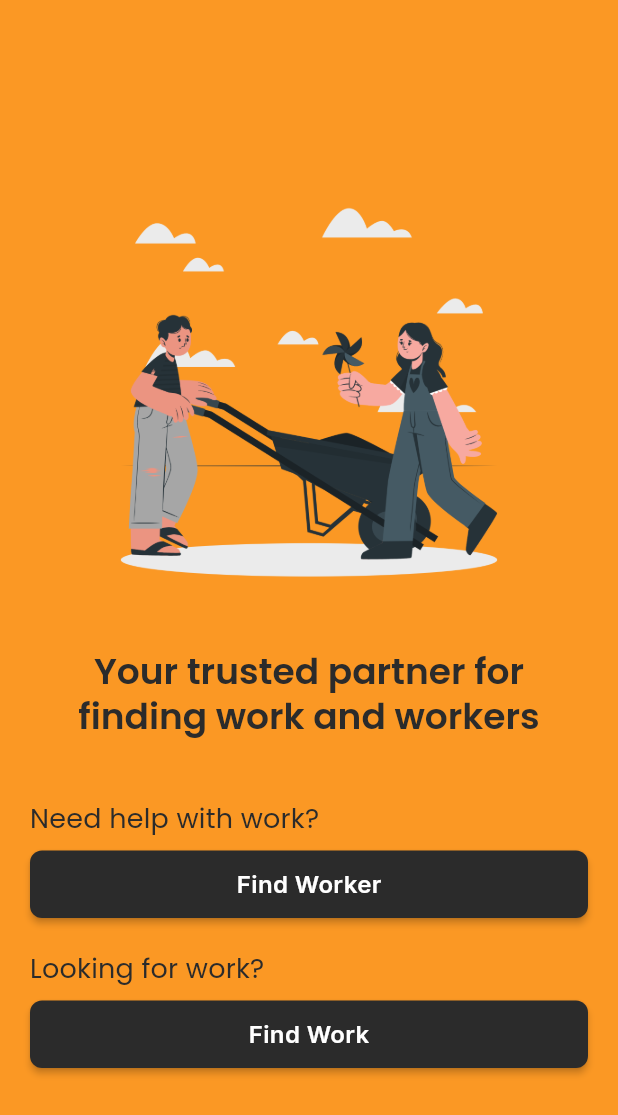
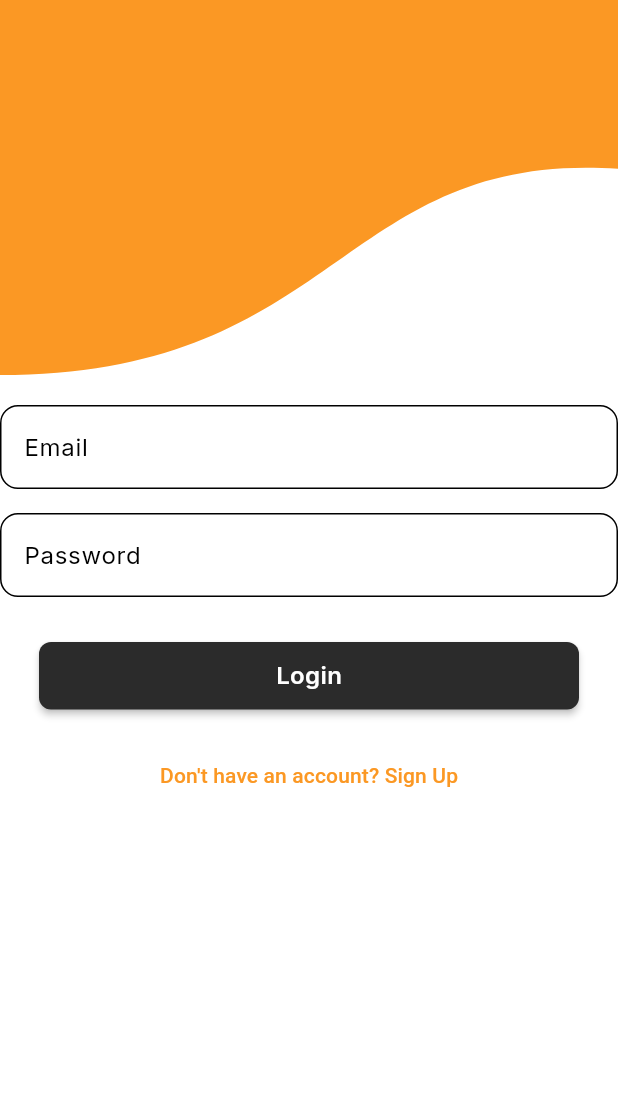
Before and after one commit to saadkhanii/FYP, a Flutter app: the screen it shows after launch, after a tap on "Find Worker", on a phone screen of 412 x 824 dp. Shown: the top 1115 px of the screen. Run offline on Flutter 3.47's test engine with Material 3 defaults, Android fonts, the phone set to English and light mode, and no system bars; our stand-ins replace google_fonts.

Commit message:
Custom header container!

```diff
--- a/lib/core/constants/sizes.dart
+++ b/lib/core/constants/sizes.dart
@@ -4,8 +4,8 @@ class CSizes {
   // Padding and margin
   static const double xs = 4;
   static const double sm = 8;
-  static const double md = 16;
-  static const double lg = 24;
+  static const double md = 20;
+  static const double lg = 40;
   static const double xl = 32;
 
   // Icons
--- a/lib/core/routes/app_router.dart
+++ b/lib/core/routes/app_router.dart
@@ -1,3 +1,4 @@
+import 'package:chal_ostaad/features/auth/screens/login.dart';
 import 'package:chal_ostaad/features/splash/role_selection.dart';
 import 'package:chal_ostaad/features/splash/splash_screen.dart';
 import 'package:flutter/material.dart';
@@ -10,8 +11,8 @@ class AppRouter {
         return MaterialPageRoute(builder: (_) => const SplashScreen());
       case AppRoutes.role:
         return MaterialPageRoute(builder: (_) => const RoleSelection());
-      // case AppRoutes.signup:
-      //   return MaterialPageRoute(builder: (_) => const SignupPage());
+      case AppRoutes.login:
+        return MaterialPageRoute(builder: (_) => const Login());
       // case AppRoutes.home:
       //   return MaterialPageRoute(builder: (_) => const HomePage());
       // case AppRoutes.profile:
--- a/lib/core/routes/app_routes.dart
+++ b/lib/core/routes/app_routes.dart
@@ -1,7 +1,7 @@
 class AppRoutes {
   static const String splash = '/';
   static const String role = '/role';
-//   static const String signup = '/signup';
+  static const String login = '/login';
 //   static const String home = '/home';
 //   static const String profile = '/profile';
 //   static const String jobDetails = '/job-details';
--- /dev/null
+++ b/lib/features/auth/screens/login.dart
@@ -0,0 +1,84 @@
+// lib/features/auth/screens/login.dart
+import 'package:flutter/material.dart';
+import 'package:chal_ostaad/core/constants/colors.dart'; // Path to your colors
+import 'package:chal_ostaad/shared/logo/logo.dart'; // Path to your AppLogo
+
+import '../../../core/constants/sizes.dart';
+import '../../../shared/widgets/Cbutton.dart';
+import '../../../shared/widgets/Ccontainer.dart'; // Path to your CustomShapeContainer
+// If CContainer.dart is indeed named Ccontainer.dart, then:
+// import 'package:chal_ostaad/shared/widgets/Ccontainer.dart';
+
+class Login extends StatefulWidget {
+  const Login({super.key});
+
+  @override
+  State<Login> createState() => _LoginState();
+}
+
+class _LoginState extends State<Login> {
+  @override
+  Widget build(BuildContext context) {
+    // Get screen width for the container
+    final screenWidth = MediaQuery.of(context)
+        .size
+        .width; // Not strictly needed if CustomShapeContainer handles width internally
+
+    return Scaffold(
+      backgroundColor:
+          CColors.light, // Or whatever your desired page background is
+      body: SingleChildScrollView(
+        // Added SingleChildScrollView for longer content if any
+        child: Column(
+          children: [
+
+            CustomShapeContainer(
+              height: 250,
+              width:
+                  screenWidth, // CustomShapeContainer defaults to double.infinity width
+              color: CColors.primary, // Using primary color from your constants
+              padding: const EdgeInsets.only(
+                top: 50, // Adjust top padding for AppLogo placement
+                left: 45,
+                right: 45,
+                bottom:
+                    30, // Adjust bottom padding for "Login" text or other elements
+              ),
+            ),
+            SizedBox(height: 20,),
+            Column(
+                mainAxisAlignment: MainAxisAlignment.end,
+                children: [
+                  // Example: Placeholder for your login form fields
+                  TextFormField(
+                    decoration: InputDecoration(labelText: 'Email'),
+                  ),
+                  const SizedBox(height: 16),
+                  TextFormField(
+                    decoration: InputDecoration(labelText: 'Password'),
+                    obscureText: true,
+                  ),
+                  const SizedBox(height: 30),
+                  CButton(
+                    text: "Login",
+                    onPressed: () {
+                      // Navigate to home or perform login
+                    },
+                  ),
+                  const SizedBox(height: 20),
+                  TextButton(
+                    onPressed: () {
+                      // Navigate to signup or forgot password
+                    },
+                    child: Text("Don't have an account? Sign Up"),
+                  ),
+                ],
+              ),
+
+            // --- End of Login Form ---
+          ],
+        ),
+      ),
+    );
+  }
+}
--- a/lib/features/splash/role_selection.dart
+++ b/lib/features/splash/role_selection.dart
@@ -1,7 +1,7 @@
 import 'package:flutter/material.dart';
 
 import '../../core/constants/colors.dart';
-import '../../shared/widgets/button.dart';
+import '../../shared/widgets/Cbutton.dart';
 
 class RoleSelection extends StatelessWidget {
   const RoleSelection({super.key});
@@ -41,7 +41,7 @@ class RoleSelection extends StatelessWidget {
                 button: CButton(
                   text: "Find Worker",
                   onPressed: () {
-                    // Navigate to Client flow
+                    Navigator.pushNamed(context, '/login');
                   },
                 ),
               ),
@@ -54,7 +54,7 @@ class RoleSelection extends StatelessWidget {
                 button: CButton(
                   text: "Find Work",
                   onPressed: () {
-                    // Navigate to Worker flow
+                    Navigator.pushNamed(context, '/login');
                   },
                 ),
               ),
@@ -65,8 +65,11 @@ class RoleSelection extends StatelessWidget {
     );
   }
 
-  Widget _roleSection(BuildContext context,
-      {required String label, required Widget button}) {
+  Widget _roleSection(
+    BuildContext context, {
+    required String label,
+    required Widget button,
+  }) {
     return Column(
       crossAxisAlignment: CrossAxisAlignment.start,
       children: [
--- a/lib/features/splash/splash_screen.dart
+++ b/lib/features/splash/splash_screen.dart
@@ -15,7 +15,7 @@ class _SplashScreenState extends State<SplashScreen> {
   @override
   void initState() {
     super.initState();
-    Future.delayed(const Duration(seconds: 1), () {
+    Future.delayed(const Duration(seconds: 2), () {
       if (mounted) {
         Navigator.pushReplacementNamed(context, AppRoutes.role);
       }
--- /dev/null
+++ b/lib/shared/widgets/Ccontainer.dart
@@ -0,0 +1,93 @@
+// lib/shared/widgets/custom_shape_container.dart
+// NO CHANGES NEEDED HERE from the previous good version.
+// It will use the new HeaderClipper automatically if you update HeaderClipper's defaults,
+// OR you can pass specific clipper parameters to CustomShapeContainer if you made
+// HeaderClipper's parameters configurable in CustomShapeContainer's constructor.
+
+import 'package:flutter/material.dart';
+import 'header_clipper.dart'; // Ensure this path is correct
+
+class CustomShapeContainer extends StatelessWidget {
+  final Widget? child;
+  final double? height;
+  final double? width;
+  final Color? color;
+  final EdgeInsetsGeometry? padding;
+  final EdgeInsetsGeometry? margin;
+
+  // Option 1: Rely on HeaderClipper's new defaults
+  const CustomShapeContainer({
+    Key? key,
+    this.child,
+    this.height,
+    this.width,
+    this.color,
+    this.padding,
+    this.margin,
+  }) : super(key: key);
+
+  // Option 2: If you want to pass clipper params through CustomShapeContainer
+  // final double cp1xFactor;
+  // final double cp1yFactor;
+  // // ... other clipper params
+  // const CustomShapeContainer({
+  //   Key? key,
+  //   this.child,
+  //   this.height,
+  //   this.width,
+  //   this.color,
+  //   this.padding,
+  //   this.margin,
+  //   // Default these to match your new HeaderClipper desired defaults
+  //   this.cp1xFactor = 0.75, // Default from new HeaderClipper
+  //   this.cp1yFactor = 1.0,  // Default from new HeaderClipper
+  //   // ... other params
+  // }) : super(key: key);
+
+
+  @override
+  Widget build(BuildContext context) {
+    final ThemeData theme = Theme.of(context);
+    final Color effectiveColor = color ?? theme.colorScheme.primary;
+
+    Widget current = Container(
+      height: height,
+      width: width ?? double.infinity,
+      color: effectiveColor,
+    );
+
+    current = ClipPath(
+      // Option 1:
+      clipper: HeaderClipper(), // Uses the new defaults set in HeaderClipper
+      // Option 2:
+      // clipper: HeaderClipper(
+      //  cp1xFactor: cp1xFactor,
+      //  cp1yFactor: cp1yFactor,
+      //  // ... pass other params
+      // ),
+      child: current,
+    );
+
+    if (child != null) {
+      current = Stack(
+        children: [
+          Positioned.fill(child: current),
+          Padding(
+            padding: padding ?? EdgeInsets.zero,
+            child: child!,
+          ),
+        ],
+      );
+    }
+
+    if (margin != null) {
+      current = Padding(
+        padding: margin!,
+        child: current,
+      );
+    }
+    return (height == null || width == null) && (child == null)
+        ? SizedBox(height: height, width: width, child: current)
+        : current;
+  }
+}
--- /dev/null
+++ b/lib/shared/widgets/header_clipper.dart
@@ -0,0 +1,38 @@
+// lib/shared/widgets/header_clipper.dart
+import 'package:flutter/material.dart';
+
+class HeaderClipper extends CustomClipper<Path> {
+  @override
+  Path getClip(Size size) {
+    final path = Path();
+
+    // Start at top-left corner
+    path.lineTo(0, 0);
+
+    // Go down left edge to bottom-left corner (longer left side)
+    path.lineTo(0, size.height);
+
+    // Create the S-curve from bottom-left to top-right
+    // This creates the smooth wave-like shape
+    path.cubicTo(
+        size.width * 0.55,  // Control point 1 X - pulls curve outward
+        size.height * 1.0, // Control point 1 Y - dips slightly below bottom
+        size.width * 0.55,  // Control point 2 X - prepares for upward curve
+        size.height * 0.4, // Control point 2 Y - pulls upward
+        size.width,        // End point X (right edge)
+        size.height * 0.45  // End point Y (meets right edge about 30% down from top)
+    );
+
+    // Complete the path by going to top-right corner
+    path.lineTo(size.width, 0);
+
+    path.close();
+
+    return path;
+  }
+
+  @override
+  bool shouldReclip(covariant CustomClipper<Path> oldClipper) {
+    return false;
+  }
+}
```
Also changed, not shown: lib/shared/widgets/Cbutton.dart (renamed from lib/shared/widgets/button.dart).
